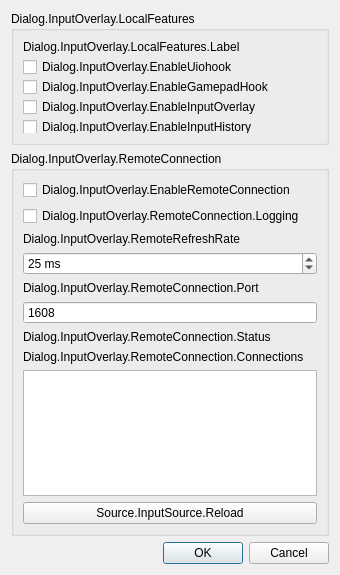
Old version of the form io-obs/gui/io_settings_dialog.ui in the repository univrsal/input-overlay.
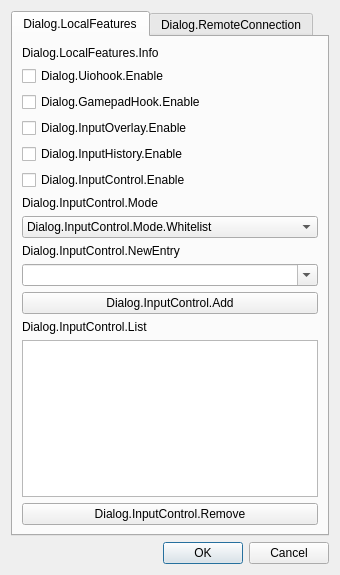
New version of the form.

Commit message: Started work on input filtering

Patch:
```diff
--- a/io-obs/gui/io_settings_dialog.ui
+++ b/io-obs/gui/io_settings_dialog.ui
@@ -27,123 +27,169 @@
   </property>
   <layout class="QVBoxLayout" name="verticalLayout">
    <item>
-    <widget class="QGroupBox" name="gb_features">
-     <property name="sizePolicy">
-      <sizepolicy hsizetype="Expanding" vsizetype="Fixed">
-       <horstretch>6</horstretch>
-       <verstretch>4</verstretch>
-      </sizepolicy>
+    <widget class="QTabWidget" name="tabWidget">
+     <property name="currentIndex">
+      <number>0</number>
      </property>
-     <property name="minimumSize">
-      <size>
-       <width>0</width>
-       <height>134</height>
-      </size>
-     </property>
-     <property name="title">
-      <string>Dialog.InputOverlay.LocalFeatures</string>
-     </property>
+     <widget class="QWidget" name="tab_local">
+      <attribute name="title">
+       <string>Dialog.LocalFeatures</string>
+      </attribute>
      <layout class="QVBoxLayout" name="verticalLayout_2">
       <item>
        <widget class="QLabel" name="lbl_local_features">
         <property name="text">
-         <string>Dialog.InputOverlay.LocalFeatures.Label</string>
+          <string>&lt;html&gt;&lt;head/&gt;&lt;body&gt;&lt;p&gt;Dialog.LocalFeatures.Info&lt;/p&gt;&lt;/body&gt;&lt;/html&gt;</string>
+         </property>
+         <property name="textFormat">
+          <enum>Qt::RichText</enum>
         </property>
        </widget>
       </item>
       <item>
        <widget class="QCheckBox" name="cb_iohook">
         <property name="text">
-         <string>Dialog.InputOverlay.EnableUiohook</string>
+          <string>Dialog.Uiohook.Enable</string>
         </property>
        </widget>
       </item>
       <item>
        <widget class="QCheckBox" name="cb_gamepad_hook">
         <property name="text">
-         <string>Dialog.InputOverlay.EnableGamepadHook</string>
+          <string>Dialog.GamepadHook.Enable</string>
         </property>
        </widget>
       </item>
       <item>
        <widget class="QCheckBox" name="cb_enable_overlay">
         <property name="text">
-         <string>Dialog.InputOverlay.EnableInputOverlay</string>
+          <string>Dialog.InputOverlay.Enable</string>
         </property>
        </widget>
       </item>
       <item>
        <widget class="QCheckBox" name="cb_enable_history">
         <property name="text">
-         <string>Dialog.InputOverlay.EnableInputHistory</string>
+          <string>Dialog.InputHistory.Enable</string>
         </property>
        </widget>
       </item>
-     </layout>
+       <item>
+        <widget class="QCheckBox" name="cb_enable_control">
+         <property name="text">
+          <string>Dialog.InputControl.Enable</string>
+         </property>
     </widget>
    </item>
    <item>
-    <widget class="QGroupBox" name="gb_remote">
-     <property name="enabled">
+        <widget class="QLabel" name="lbl_mode">
+         <property name="text">
+          <string>Dialog.InputControl.Mode</string>
+         </property>
+        </widget>
+       </item>
+       <item>
+        <widget class="QComboBox" name="cb_list_mode">
+         <property name="currentText">
+          <string>Dialog.InputControl.Mode.Whitelist</string>
+         </property>
+         <property name="currentIndex">
+          <number>0</number>
+         </property>
+         <item>
+          <property name="text">
+           <string>Dialog.InputControl.Mode.Whitelist</string>
+          </property>
+         </item>
+         <item>
+          <property name="text">
+           <string>Dialog.InputControl.Mode.Blacklist</string>
+          </property>
+         </item>
+        </widget>
+       </item>
+       <item>
+        <widget class="QLabel" name="label">
+         <property name="text">
+          <string>Dialog.InputControl.NewEntry</string>
+         </property>
+        </widget>
+       </item>
+       <item>
+        <widget class="QComboBox" name="cb_text">
+         <property name="editable">
       <bool>true</bool>
      </property>
+        </widget>
+       </item>
+       <item>
+        <widget class="QPushButton" name="btn_add">
+         <property name="text">
+          <string>Dialog.InputControl.Add</string>
+         </property>
+        </widget>
+       </item>
+       <item>
+        <widget class="QLabel" name="lbl_list">
+         <property name="text">
+          <string>Dialog.InputControl.List</string>
+         </property>
+        </widget>
+       </item>
+       <item>
+        <widget class="QListWidget" name="list_filters"/>
+       </item>
+       <item>
+        <widget class="QPushButton" name="btn_remove">
+         <property name="text">
+          <string>Dialog.InputControl.Remove</string>
+         </property>
+        </widget>
+       </item>
+      </layout>
+     </widget>
+     <widget class="QWidget" name="tab_remote">
      <property name="sizePolicy">
-      <sizepolicy hsizetype="Expanding" vsizetype="Expanding">
+       <sizepolicy hsizetype="Preferred" vsizetype="Preferred">
        <horstretch>0</horstretch>
        <verstretch>0</verstretch>
       </sizepolicy>
      </property>
-     <property name="title">
-      <string>Dialog.InputOverlay.RemoteConnection</string>
-     </property>
-     <layout class="QVBoxLayout" name="verticalLayout_3">
+      <property name="maximumSize">
+       <size>
+        <width>16777215</width>
+        <height>16777215</height>
+       </size>
+      </property>
+      <attribute name="title">
+       <string>Dialog.RemoteConnection</string>
+      </attribute>
+      <layout class="QVBoxLayout" name="verticalLayout_4">
       <item>
        <widget class="QCheckBox" name="cb_enable_remote">
         <property name="text">
-         <string>Dialog.InputOverlay.EnableRemoteConnection</string>
+          <string>Dialog.Remote.Enable</string>
         </property>
        </widget>
       </item>
       <item>
        <widget class="QCheckBox" name="cb_log">
         <property name="text">
-         <string>Dialog.InputOverlay.RemoteConnection.Logging</string>
+          <string>Dialog.Remote.Logging</string>
         </property>
        </widget>
       </item>
       <item>
-       <widget class="QLabel" name="lbl_refresh_rate">
-        <property name="toolTip">
-         <string>&lt;html&gt;&lt;head/&gt;&lt;body&gt;&lt;p&gt;Dialog.InputOverlay.RemoteRefreshRate.Tooltip&lt;/p&gt;&lt;/body&gt;&lt;/html&gt;</string>
-        </property>
+        <widget class="QLabel" name="lbl_status">
         <property name="text">
-         <string>Dialog.InputOverlay.RemoteRefreshRate</string>
-        </property>
-       </widget>
-      </item>
-      <item>
-       <widget class="QSpinBox" name="box_refresh_rate">
-        <property name="toolTip">
-         <string>&lt;html&gt;&lt;head/&gt;&lt;body&gt;&lt;p&gt;Dialog.InputOverlay.RemoteRefreshRate.Tooltip&lt;/p&gt;&lt;/body&gt;&lt;/html&gt;</string>
-        </property>
-        <property name="suffix">
-         <string notr="true"> ms</string>
-        </property>
-        <property name="minimum">
-         <number>5</number>
-        </property>
-        <property name="maximum">
-         <number>5000</number>
-        </property>
-        <property name="value">
-         <number>25</number>
+          <string>Dialog.Remote.Status</string>
         </property>
        </widget>
       </item>
       <item>
        <widget class="QLabel" name="lbl_port">
         <property name="text">
-         <string>Dialog.InputOverlay.RemoteConnection.Port</string>
+          <string>Dialog.Remote.Port</string>
         </property>
        </widget>
       </item>
@@ -164,16 +210,38 @@
        </widget>
       </item>
       <item>
-       <widget class="QLabel" name="lbl_status">
+        <widget class="QLabel" name="lbl_refresh_rate">
+         <property name="toolTip">
+          <string>&lt;html&gt;&lt;head/&gt;&lt;body&gt;&lt;p&gt;Dialog.InputOverlay.RemoteRefreshRate.Tooltip&lt;/p&gt;&lt;/body&gt;&lt;/html&gt;</string>
+         </property>
         <property name="text">
-         <string>Dialog.InputOverlay.RemoteConnection.Status</string>
+          <string>Dialog.Remote.RefreshRate</string>
+         </property>
+        </widget>
+       </item>
+       <item>
+        <widget class="QSpinBox" name="box_refresh_rate">
+         <property name="toolTip">
+          <string>&lt;html&gt;&lt;head/&gt;&lt;body&gt;&lt;p&gt;Dialog.InputOverlay.RemoteRefreshRate.Tooltip&lt;/p&gt;&lt;/body&gt;&lt;/html&gt;</string>
+         </property>
+         <property name="suffix">
+          <string notr="true"> ms</string>
+         </property>
+         <property name="minimum">
+          <number>5</number>
+         </property>
+         <property name="maximum">
+          <number>5000</number>
+         </property>
+         <property name="value">
+          <number>25</number>
         </property>
        </widget>
       </item>
       <item>
        <widget class="QLabel" name="lbl_connections">
         <property name="text">
-         <string>Dialog.InputOverlay.RemoteConnection.Connections</string>
+          <string>Dialog.Remote.Connections</string>
         </property>
        </widget>
       </item>
@@ -189,12 +257,19 @@
       </item>
       <item>
        <widget class="QPushButton" name="btn_refresh">
+         <property name="sizePolicy">
+          <sizepolicy hsizetype="Preferred" vsizetype="Fixed">
+           <horstretch>0</horstretch>
+           <verstretch>0</verstretch>
+          </sizepolicy>
+         </property>
         <property name="text">
          <string>Source.InputSource.Reload</string>
         </property>
        </widget>
       </item>
      </layout>
+     </widget>
     </widget>
    </item>
    <item>
```
Left out of the diff: 2 changed lines with no effect on the pictures. Lines whose indentation alone changed are shown as unchanged. The commit also changes 6 other files.
